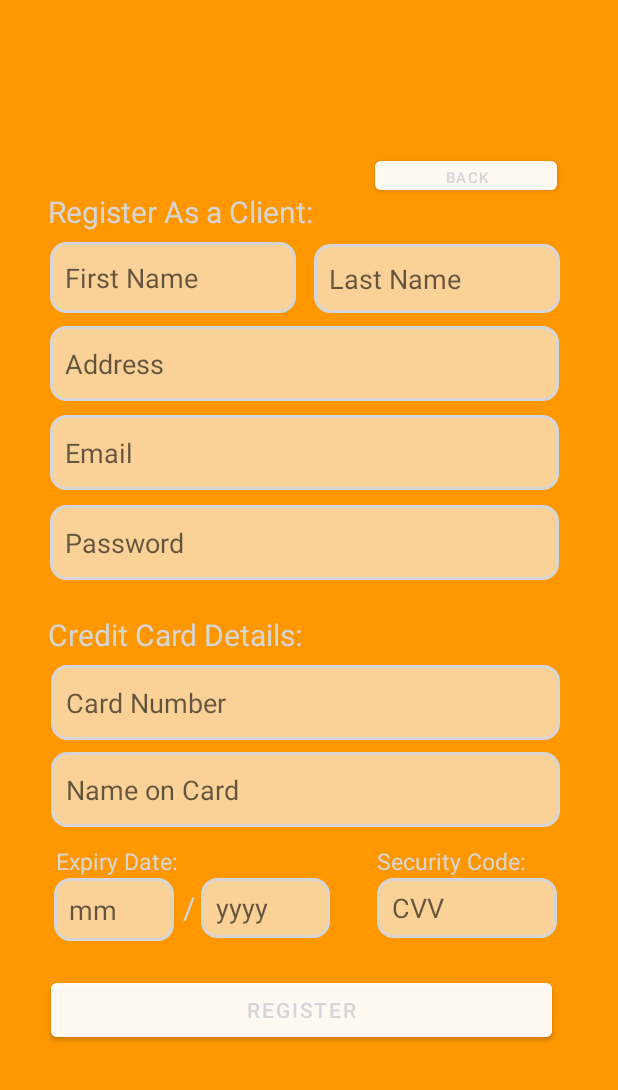
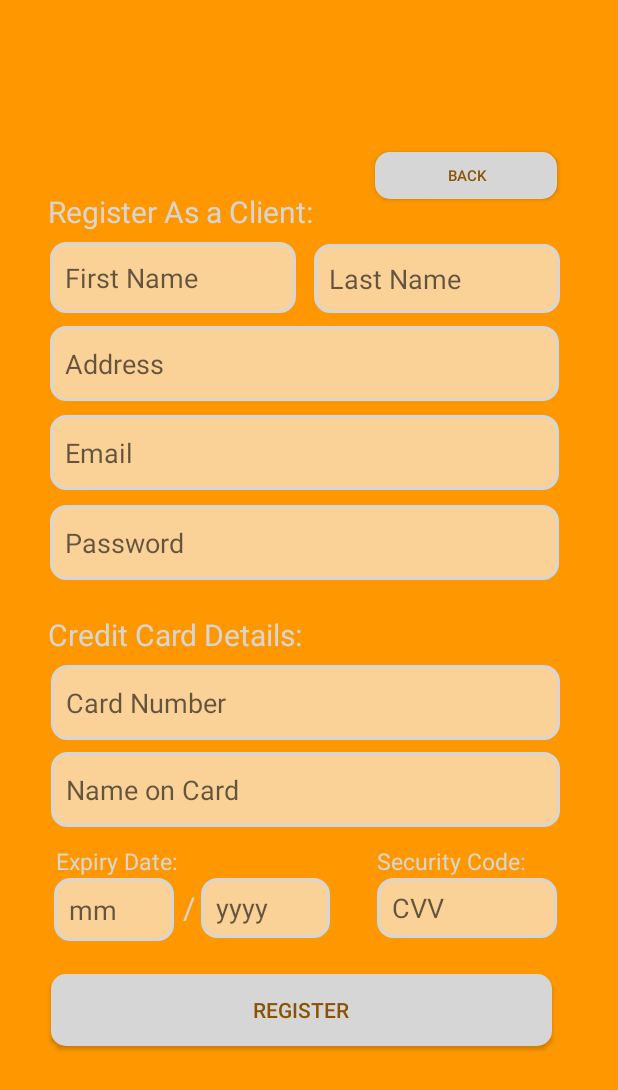
Before and after one commit to Imane-ux/Food-App, an Android app: the screen it shows after launch (MainActivity), after a tap on "BECOME OUR CLIENT", on a phone screen of 412 x 824 dp. Shown: the top 1090 px of the screen. Run offline under Robolectric (Android 15) with nearby library versions, the phone set to English and light mode, and no system bars; our stand-ins replace Firebase (no records; nobody signed in at launch, a user with empty details on screens opened directly).

Commit message:
Update fragment_reg_client.xml

```diff
--- a/app/src/main/res/layout/fragment_reg_client.xml
+++ b/app/src/main/res/layout/fragment_reg_client.xml
@@ -210,7 +210,7 @@
         android:textColor="@color/white"
         android:textSize="20dp" />
 
-    <Button
+    <androidx.appcompat.widget.AppCompatButton
         android:id="@+id/inRegister"
         android:layout_width="334dp"
         android:layout_height="wrap_content"
@@ -219,11 +219,11 @@
         android:layout_centerHorizontal="true"
         android:layout_marginStart="34dp"
         android:layout_marginTop="602dp"
-        android:backgroundTint="#C4FFFFFF"
+        android:background="@drawable/border_radius"
         android:text="Register"
-        android:textColor="@color/black" />
+        android:textColor="#8a5303" />
 
-    <Button
+    <androidx.appcompat.widget.AppCompatButton
         android:id="@+id/backToLogin"
         android:layout_width="119dp"
         android:layout_height="31dp"
@@ -234,9 +234,9 @@
         android:layout_marginStart="250dp"
         android:layout_marginTop="54dp"
         android:layout_marginEnd="42dp"
-        android:backgroundTint="#C4FFFFFF"
+        android:background="@drawable/border_radius"
         android:text="Back"
-        android:textColor="@color/black"
+        android:textColor="#8a5303"
         android:textSize="10dp" />
 
     <com.google.android.material.textfield.TextInputEditText
```
